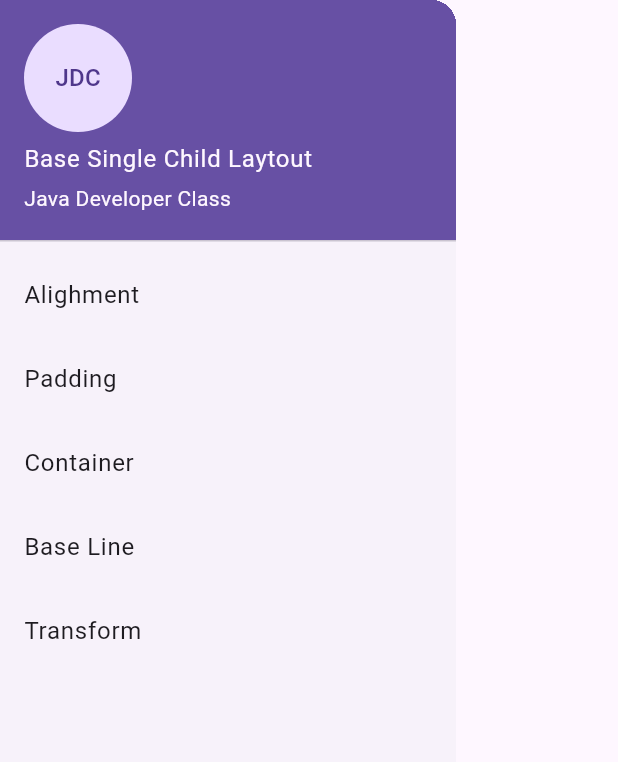
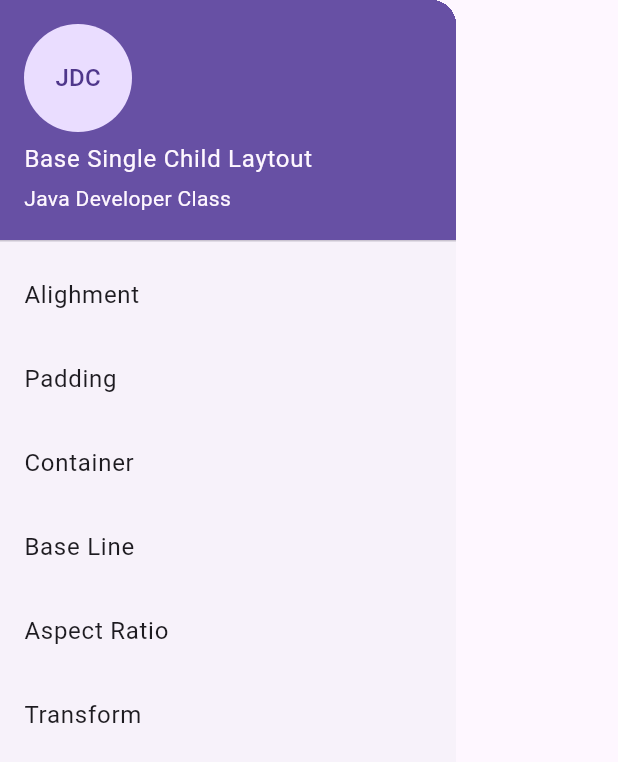
Before and after one commit to minlwin/open-flutter-202409, a Flutter app: the SideBarMenu widget shown alone on an empty page, opened directly, on a phone screen of 412 x 824 dp. Shown: the top 762 px of the screen. Run offline on Flutter 3.47's test engine with Material 3 defaults, Android fonts, the phone set to English and light mode, and no system bars.

Commit message:
Aspect Ratio

```diff
--- a/2_layouts/ep01_basic_single_child/lib/main.dart
+++ b/2_layouts/ep01_basic_single_child/lib/main.dart
@@ -1,4 +1,5 @@
 import 'package:ep01_basic_single_child/views/alignment.view.dart';
+import 'package:ep01_basic_single_child/views/aspect_ratio.view.dart';
 import 'package:ep01_basic_single_child/views/baseline.view.dart';
 import 'package:ep01_basic_single_child/views/container.view.dart';
 import 'package:ep01_basic_single_child/views/home.view.dart';
@@ -21,7 +22,8 @@ class SingleChildApp extends StatelessWidget {
         "/alighment": (_) => const AlignmentView(),
         "/padding": (_) => const PaddingView(),
         "/container": (_) => const ContainerView(),
-        "/baseline": (_) => const BaselineView()
+        "/baseline": (_) => const BaselineView(),
+        "/aspect": (_) => const AspectRatioView()
       },
       initialRoute: "/",
     );
--- a/2_layouts/ep01_basic_single_child/lib/views/home.view.dart
+++ b/2_layouts/ep01_basic_single_child/lib/views/home.view.dart
@@ -62,6 +62,10 @@ class SideBarMenu extends StatelessWidget {
             title: const Text("Base Line"),
             onTap: () => Navigator.of(context).pushNamed("/baseline"),
           ),
+          ListTile(
+            title: const Text("Aspect Ratio"),
+            onTap: () => Navigator.of(context).pushNamed("/aspect"),
+          ),
           const ListTile(
             title: Text("Transform"),
           ),
```
Also changed, not shown: 2_layouts/ep01_basic_single_child/lib/views/aspect_ratio.view.dart (added, +23 -0 lines).
